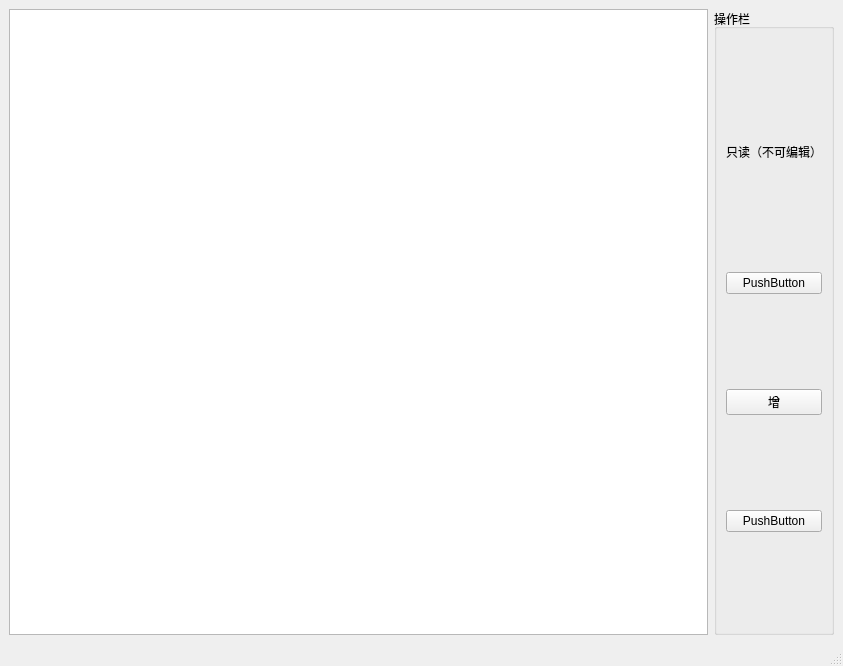
Above: mainwindow.ui from mulin-xml/NJRF before the change. Below: the same form after it.
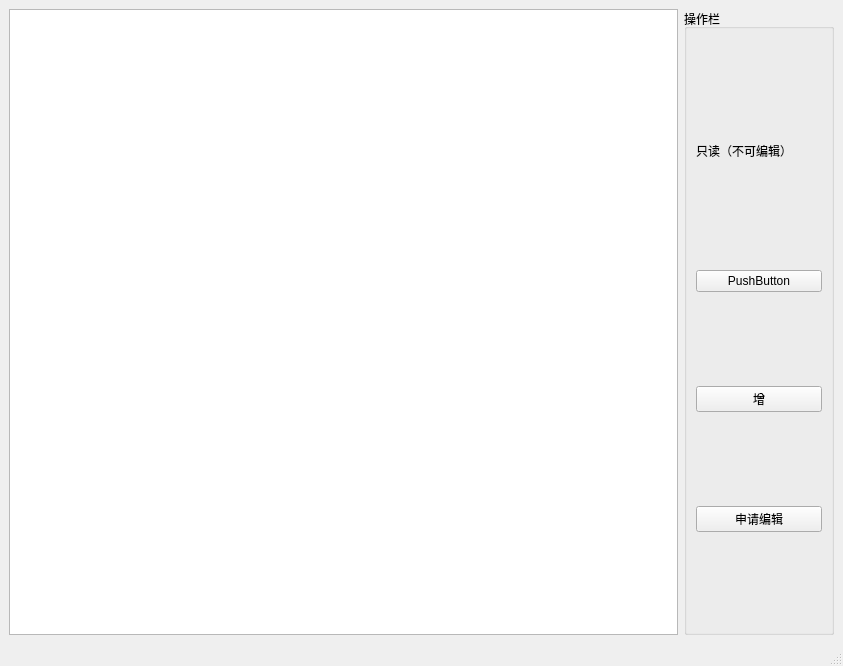
That is the form after the change.

```diff
--- a/mainwindow.ui
+++ b/mainwindow.ui
@@ -23,10 +23,25 @@
       <property name="alternatingRowColors">
        <bool>true</bool>
       </property>
+      <attribute name="verticalHeaderVisible">
+       <bool>false</bool>
+      </attribute>
      </widget>
     </item>
     <item>
      <widget class="QGroupBox" name="groupBox">
+      <property name="minimumSize">
+       <size>
+        <width>150</width>
+        <height>0</height>
+       </size>
+      </property>
+      <property name="maximumSize">
+       <size>
+        <width>150</width>
+        <height>16777215</height>
+       </size>
+      </property>
       <property name="title">
        <string>操作栏</string>
       </property>
@@ -61,7 +76,7 @@
        <item>
         <widget class="QPushButton" name="pushButton_3">
          <property name="text">
-          <string>PushButton</string>
+          <string>申请编辑</string>
          </property>
         </widget>
        </item>
```
Left out of the diff: 7 changed lines with no effect on the pictures.
